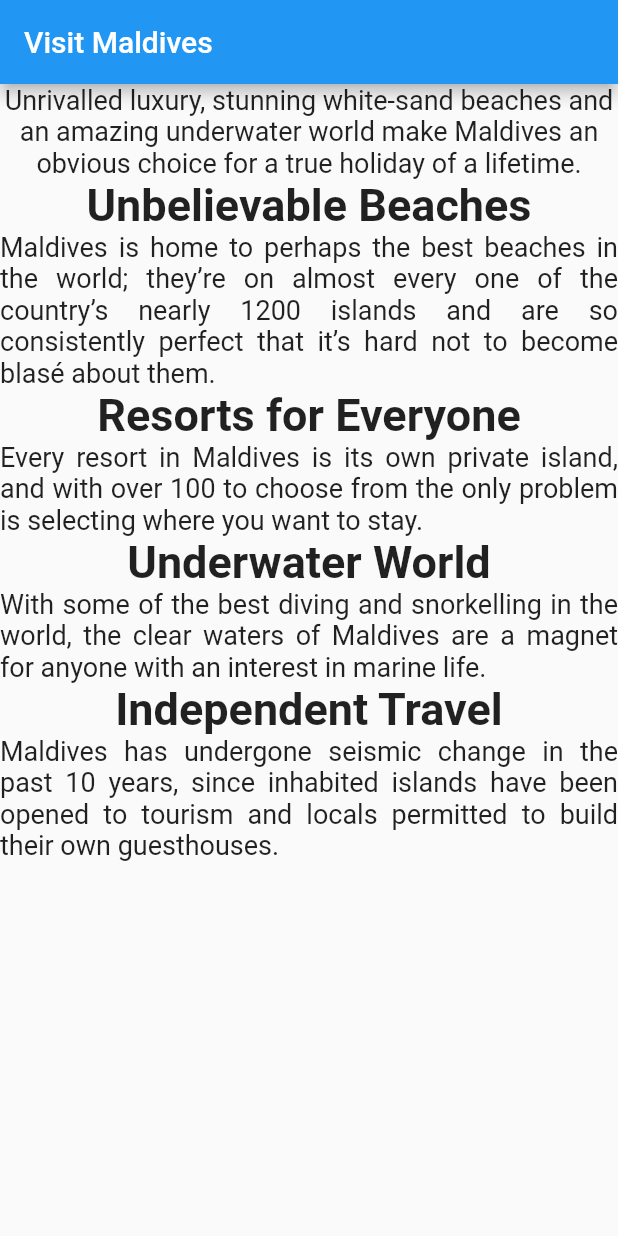
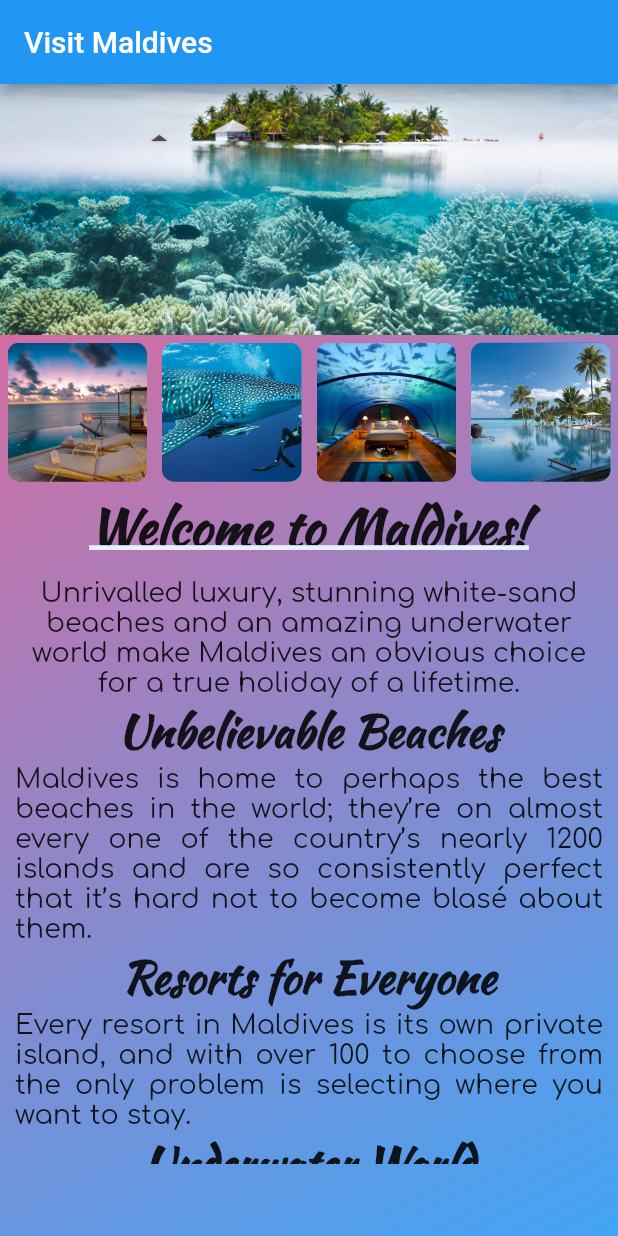
Before and after one commit to a-roseanne/FlutterWidgetsAngel, a Flutter app: the screen it shows after launch, on a phone screen of 412 x 824 dp. Run offline on Flutter 3.47's test engine with Material 2 defaults, Android fonts, the phone set to English and light mode, and no system bars.

Commit message:
Layouts done (no button yet)

```diff
--- a/lib/main.dart
+++ b/lib/main.dart
@@ -10,6 +10,7 @@ class MyApp extends StatefulWidget {
 }
 
 class _MyAppState extends State<MyApp> {
+//List View Content
   List<Widget> contentList = [
     Text(
       "Unrivalled luxury, stunning white-sand beaches and an amazing underwater world make Maldives an obvious choice for a true holiday of a lifetime.",
@@ -69,52 +70,116 @@ class _MyAppState extends State<MyApp> {
   @override
   Widget build(BuildContext context) {
     return MaterialApp(
+      debugShowCheckedModeBanner: false,
       home: Scaffold(
         appBar: AppBar(
           title: Text("Visit Maldives"),
         ),
-        // body: Column(
-        //   children: <Widget>[
-        //     Text("A"),
-        //     Text("A"),
-        //     Text("A"),
-        //     Row(
-        //       children: <Widget>[
-        //         Text("A"),
-        //         Text("A"),
-        //         Text("A"),
-        //       ],
-        //     ),
-        //     ListView(
-        //       children: contentList,
-        //     ),
-        //     RaisedButton(child: Text("Fav"), onPressed: null)
-        //   ],
-        // ),
 
-        body: ListView(children: contentList),
+        // body: ListView(children: contentList),
+        body: Container(
+            child: Column(
+              children: <Widget>[
+                //banner
+                Flexible(
+                    flex: 2,
+                    child: Container(
+                        child: Image(
+                      image: AssetImage("assets/bg.jpg"),
+                      fit: BoxFit.cover,
+                    ))),
 
-        // body: Container(
-        //   child: Container(
-        //       decoration: BoxDecoration(
-        //           gradient: LinearGradient(
-        //               begin: Alignment.topRight,
-        //               end: Alignment.bottomLeft,
-        //               colors: <Color>[
-        //             Colors.lightBlue[800],
-        //             Colors.lightBlueAccent
-        //           ])),
-        //       child: Text(
-        //         "Welcome to Maldives!",
-        //         style: TextStyle(
-        //           fontSize: 50,
-        //           fontFamily: "BebasNeue-Regular",
-        //           decoration: TextDecoration.underline,
-        //           decorationColor: Colors.blue[50],
-        //           decorationThickness: 2,
-        //           decorationStyle: TextDecorationStyle.solid,
-        //         ),
-        //       )),
+                //img
+                Flexible(
+                  flex: 1,
+                  child: Container(
+                    decoration: BoxDecoration(color: Colors.blueAccent[800]),
+                    child: Row(
+                      children: <Widget>[
+                        Flexible(
+                            flex: 1,
+                            child: Container(
+                              decoration: BoxDecoration(
+                                image: DecorationImage(
+                                    fit: BoxFit.cover,
+                                    image: AssetImage('assets/a.jpg')),
+                                borderRadius:
+                                    BorderRadius.all(Radius.circular(8.0)),
+                              ),
+                              margin: EdgeInsets.all(5),
+                            )),
+                        Flexible(
+                            flex: 1,
+                            child: Container(
+                              decoration: BoxDecoration(
+                                image: DecorationImage(
+                                    fit: BoxFit.cover,
+                                    image: AssetImage('assets/b.jpg')),
+                                borderRadius:
+                                    BorderRadius.all(Radius.circular(8.0)),
+                              ),
+                              margin: EdgeInsets.all(5),
+                            )),
+                        Flexible(
+                            flex: 1,
+                            child: Container(
+                              decoration: BoxDecoration(
+                                image: DecorationImage(
+                                    fit: BoxFit.cover,
+                                    image: AssetImage('assets/c.jpg')),
+                                borderRadius:
+                                    BorderRadius.all(Radius.circular(8.0)),
+                              ),
+                              margin: EdgeInsets.all(5),
+                            )),
+                        Flexible(
+                            flex: 1,
+                            child: Container(
+                              decoration: BoxDecoration(
+                                  color: const Color(0xff7c94b6),
+                                  image: DecorationImage(
+                                      fit: BoxFit.cover,
+                                      image: AssetImage('assets/d.jpg')),
+                                  borderRadius:
+                                      BorderRadius.all(Radius.circular(8.0)),
+                                  gradient: LinearGradient(
+                                      begin: Alignment.topCenter,
+                                      end: Alignment.bottomCenter,
+                                      colors: <Color>[
+                                        Colors.blue[600],
+                                        Colors.lightBlueAccent
+                                      ])),
+                              margin: EdgeInsets.all(5),
+                            )),
+                      ],
+                    ),
+                  ),
+                ),
+                Text("Welcome to Maldives!",
+                    textAlign: TextAlign.center,
+                    style: TextStyle(
+                      fontSize: 34,
+                      fontWeight: FontWeight.bold,
+                      fontFamily: "KaushanScript-Regular",
+                      decoration: TextDecoration.underline,
+                      decorationColor: Colors.blue[50],
+                      decorationThickness: 2,
+                      decorationStyle: TextDecorationStyle.solid,
+                    )),
+                //listview
+                Flexible(
+                    flex: 4,
+                    child: Container(
+                      padding: EdgeInsets.all(10.0),
+                      child: ListView(children: contentList),
+                    )),
+              ],
+            ),
+            decoration: BoxDecoration(
+                gradient: LinearGradient(
+                    begin: Alignment.bottomRight,
+                    end: Alignment.topLeft,
+                    colors: <Color>[Colors.blue[400], Colors.pink[300]]))),
       ),
     );
   }
```
Also changed, not shown: pubspec.yaml (+9 -5 lines), assets/a.jpg (added), assets/b.jpg (added), assets/bg.jpg (added), assets/c.jpg (added), assets/d.jpg (added).
